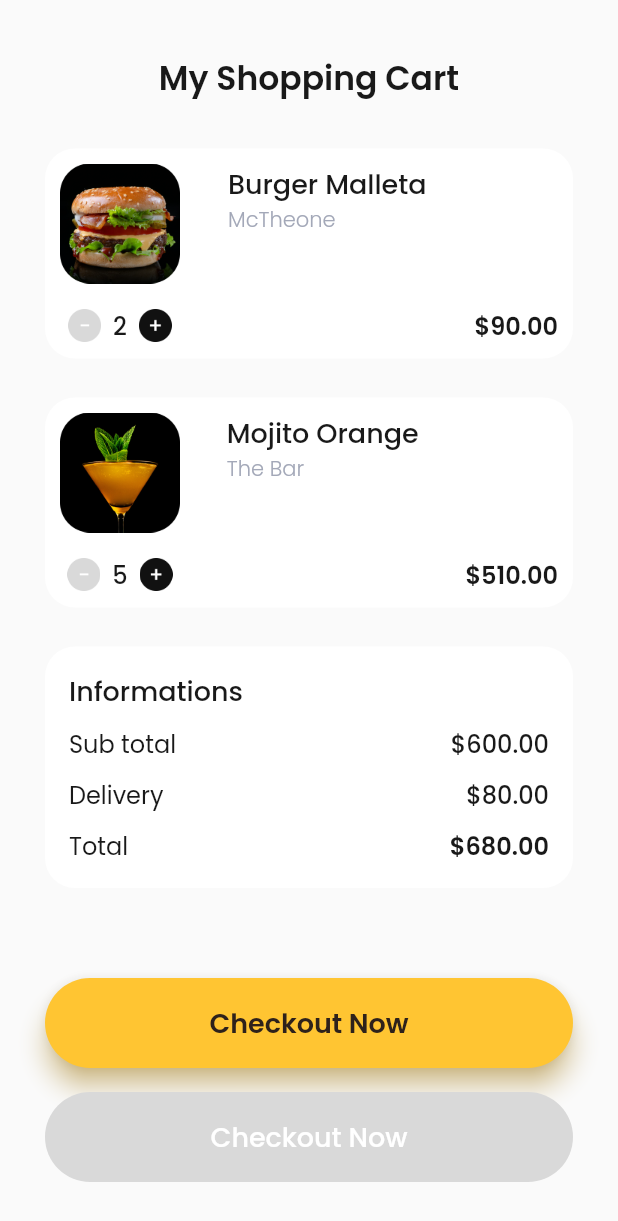
After one commit to amrizal94/kelas_bwa, a Flutter app: the DaySevenOne screen opened directly, on a phone screen of 412 x 824 dp. The commit adds this screen. Shown: the top 1221 px of the screen. Run offline on Flutter 3.47's test engine with Material 2 defaults, Android fonts, the phone set to English and light mode, and no system bars; our stand-ins replace google_fonts.

Commit message:
sevendays: day 7 one

```diff
--- /dev/null
+++ b/sevendays/lib/pages/day_seven_one.dart
@@ -0,0 +1,196 @@
+import 'package:flutter/material.dart';
+import 'package:google_fonts/google_fonts.dart';
+import 'package:sevendays/widgets/list_cart.dart';
+
+class DaySevenOne extends StatelessWidget {
+  const DaySevenOne({Key? key}) : super(key: key);
+
+  @override
+  Widget build(BuildContext context) {
+    Widget header() {
+      return Column(
+        children: [
+          const SizedBox(
+            height: 36,
+          ),
+          Center(
+            child: Text(
+              'My Shopping Cart',
+              style: GoogleFonts.poppins(
+                  color: const Color(0xff191919),
+                  fontSize: 22,
+                  fontWeight: FontWeight.w600),
+            ),
+          ),
+        ],
+      );
+    }
+
+    Widget invoice() {
+      return Container(
+        width: MediaQuery.of(context).size.width - 2 * 30,
+        height: 161,
+        decoration: BoxDecoration(
+          color: Colors.white,
+          borderRadius: BorderRadius.circular(
+            20,
+          ),
+        ),
+        child: Padding(
+          padding: const EdgeInsets.all(16.0),
+          child: Column(
+            crossAxisAlignment: CrossAxisAlignment.start,
+            mainAxisAlignment: MainAxisAlignment.spaceBetween,
+            children: [
+              Text(
+                'Informations',
+                style: GoogleFonts.poppins(
+                  fontSize: 18,
+                  fontWeight: FontWeight.w500,
+                  color: const Color(0xff191919),
+                ),
+              ),
+              Row(
+                mainAxisAlignment: MainAxisAlignment.spaceBetween,
+                children: [
+                  Text(
+                    'Sub total',
+                    style: GoogleFonts.poppins(
+                      fontSize: 16,
+                      color: const Color(0xff191919),
+                    ),
+                  ),
+                  Text(
+                    '\$600.00',
+                    style: GoogleFonts.poppins(
+                        fontSize: 16,
+                        color: const Color(0xff191919),
+                        fontWeight: FontWeight.w500),
+                  ),
+                ],
+              ),
+              Row(
+                mainAxisAlignment: MainAxisAlignment.spaceBetween,
+                children: [
+                  Text(
+                    'Delivery',
+                    style: GoogleFonts.poppins(
+                      fontSize: 16,
+                      color: const Color(0xff191919),
+                    ),
+                  ),
+                  Text(
+                    '\$80.00',
+                    style: GoogleFonts.poppins(
+                        fontSize: 16,
+                        color: const Color(0xff191919),
+                        fontWeight: FontWeight.w500),
+                  ),
+                ],
+              ),
+              Row(
+                mainAxisAlignment: MainAxisAlignment.spaceBetween,
+                children: [
+                  Text(
+                    'Total',
+                    style: GoogleFonts.poppins(
+                      fontSize: 16,
+                      color: const Color(0xff191919),
+                    ),
+                  ),
+                  Text(
+                    '\$680.00',
+                    style: GoogleFonts.poppins(
+                        fontSize: 16,
+                        color: const Color(0xff191919),
+                        fontWeight: FontWeight.w600),
+                  ),
+                ],
+              ),
+            ],
+          ),
+        ),
+      );
+    }
+
+    return Scaffold(
+      backgroundColor: const Color(0XffFAFAFA),
+      body: SafeArea(
+          child: Column(
+        children: [
+          header(),
+          const SizedBox(
+            height: 30,
+          ),
+          const ListCard(
+            imageUrl: 'assets/images/day7_burger.png',
+            title: 'Burger Malleta',
+            desc: 'McTheone',
+            count: '2',
+            price: '\$90.00',
+          ),
+          const SizedBox(
+            height: 26,
+          ),
+          const ListCard(
+            imageUrl: 'assets/images/day7_mojito.png',
+            title: 'Mojito Orange',
+            desc: 'The Bar',
+            count: '5',
+            price: '\$510.00',
+          ),
+          const SizedBox(
+            height: 26,
+          ),
+          invoice(),
+          const SizedBox(
+            height: 60,
+          ),
+          SizedBox(
+            width: MediaQuery.of(context).size.width - 2 * 30,
+            height: 60,
+            child: TextButton(
+              style: TextButton.styleFrom(
+                  backgroundColor: const Color(0xffFFC532),
+                  shadowColor: const Color(0xffFFC532),
+                  elevation: 7,
+                  shape: RoundedRectangleBorder(
+                    borderRadius: BorderRadius.circular(53),
+                  )),
+              onPressed: () {},
+              child: Text(
+                'Checkout Now',
+                style: GoogleFonts.poppins(
+                    color: const Color(0xff2E221B),
+                    fontSize: 18,
+                    fontWeight: FontWeight.w600),
+              ),
+            ),
+          ),
+          const SizedBox(
+            height: 16,
+          ),
+          SizedBox(
+            width: MediaQuery.of(context).size.width - 2 * 30,
+            height: 60,
+            child: TextButton(
+              style: TextButton.styleFrom(
+                  backgroundColor: const Color(0xffD9D9D9),
+                  shape: RoundedRectangleBorder(
+                    borderRadius: BorderRadius.circular(53),
+                  )),
+              onPressed: () {},
+              child: Text(
+                'Checkout Now',
+                style: GoogleFonts.poppins(
+                    color: Colors.white,
+                    fontSize: 18,
+                    fontWeight: FontWeight.w500),
+              ),
+            ),
+          ),
+        ],
+      )),
+    );
+  }
+}
--- a/sevendays/lib/pages/day_six_two.dart
+++ b/sevendays/lib/pages/day_six_two.dart
@@ -1,5 +1,6 @@
 import 'package:flutter/material.dart';
 import 'package:google_fonts/google_fonts.dart';
+import 'package:sevendays/pages/day_seven_one.dart';
 
 class DaySixTwo extends StatelessWidget {
   const DaySixTwo({Key? key}) : super(key: key);
@@ -105,9 +106,19 @@ class DaySixTwo extends StatelessWidget {
                     ),
                   ),
                   const Spacer(),
-                  Image.asset(
-                    'assets/images/day6_btn_arrow.png',
-                    width: 41,
+                  InkWell(
+                    onTap: () {
+                      Navigator.push(
+                        context,
+                        MaterialPageRoute(
+                          builder: (context) => const DaySevenOne(),
+                        ),
+                      );
+                    },
+                    child: Image.asset(
+                      'assets/images/day6_btn_arrow.png',
+                      width: 41,
+                    ),
                   ),
                 ],
               ),
--- /dev/null
+++ b/sevendays/lib/widgets/list_cart.dart
@@ -0,0 +1,96 @@
+import 'package:flutter/material.dart';
+import 'package:google_fonts/google_fonts.dart';
+
+class ListCard extends StatelessWidget {
+  const ListCard(
+      {Key? key, this.imageUrl, this.title, this.desc, this.price, this.count})
+      : super(key: key);
+  final String? imageUrl;
+  final String? title;
+  final String? desc;
+  final String? price;
+  final String? count;
+  @override
+  Widget build(BuildContext context) {
+    return Container(
+      width: MediaQuery.of(context).size.width - 2 * 30,
+      height: 140,
+      decoration: BoxDecoration(
+          color: const Color(0xffFFFFFF),
+          borderRadius: BorderRadius.circular(20)),
+      child: Padding(
+        padding: const EdgeInsets.all(10.0),
+        child: Row(
+          mainAxisAlignment: MainAxisAlignment.spaceBetween,
+          children: [
+            Column(
+              mainAxisAlignment: MainAxisAlignment.spaceBetween,
+              children: [
+                Image.asset(
+                  imageUrl ?? 'assets/images/day7_burger.png',
+                  width: 80,
+                ),
+                Row(
+                  children: [
+                    Image.asset(
+                      'assets/images/day7_icon_min.png',
+                      width: 22,
+                    ),
+                    const SizedBox(
+                      width: 8,
+                    ),
+                    Text(
+                      count ?? '2',
+                      style: GoogleFonts.poppins(
+                        color: const Color(0xff191919),
+                        fontSize: 16,
+                        fontWeight: FontWeight.w500,
+                      ),
+                    ),
+                    const SizedBox(
+                      width: 8,
+                    ),
+                    Image.asset(
+                      'assets/images/day7_icon_plus.png',
+                      width: 22,
+                    ),
+                  ],
+                ),
+              ],
+            ),
+            Column(
+              crossAxisAlignment: CrossAxisAlignment.start,
+              children: [
+                Text(
+                  title ?? 'Burger Malleta',
+                  style: GoogleFonts.poppins(
+                    color: const Color(0xff191919),
+                    fontSize: 18,
+                    fontWeight: FontWeight.w500,
+                  ),
+                ),
+                Text(
+                  desc ?? 'McTheone',
+                  style: GoogleFonts.poppins(
+                    fontWeight: FontWeight.w300,
+                    color: const Color(0xffA3A8B8),
+                  ),
+                ),
+              ],
+            ),
+            Align(
+              alignment: Alignment.bottomRight,
+              child: Text(
+                price ?? '\$90.00',
+                style: GoogleFonts.poppins(
+                    color: const Color(0xff191919),
+                    fontWeight: FontWeight.w600,
+                    fontSize: 16),
+              ),
+            )
+          ],
+        ),
+      ),
+    );
+  }
+}
```
Also changed, not shown: sevendays/assets/images/day7_bali.png (added), sevendays/assets/images/day7_burger.png (added), sevendays/assets/images/day7_fi_check.png (added), sevendays/assets/images/day7_icon_min.png (added), sevendays/assets/images/day7_icon_plus.png (added), sevendays/assets/images/day7_mojito.png (added).
